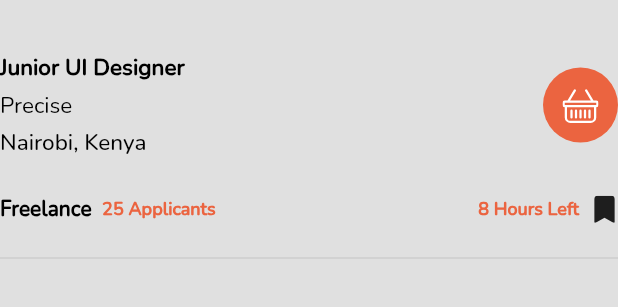
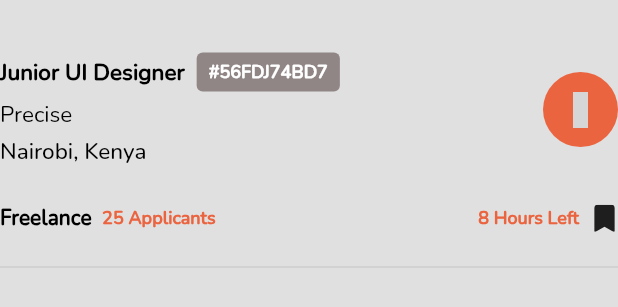
Before and after one commit to Karumaidoi/precise, a Flutter app: the JobWidget widget shown alone on an empty page, opened directly, on a phone screen of 412 x 824 dp. Shown: the top 307 px of the screen. Run offline on Flutter 3.47's test engine with Material 2 defaults, Android fonts, the phone set to English and light mode, and no system bars; our stand-ins replace another_flushbar, bootstrap_icons, flutter_vector_icons, lottie, pinput, salomon_bottom_bar and 1 more; missing offline and left inert: cupertino_onboarding, spring_button; accounts and stored records are empty; grey boxes are pictures that could not be loaded.

Commit message:
Added job id chip

```diff
--- a/lib/home/views/main_home.dart
+++ b/lib/home/views/main_home.dart
@@ -52,9 +52,9 @@ class _MainHomeState extends State<MainHome> {
               width: 4,
             ),
             Text.rich(
-              TextSpan(text: 'Find', children: [
+              TextSpan(text: 'Available', children: [
                 TextSpan(
-                    text: "Work",
+                    text: "Jobs",
                     style: TextStyle(color: Theme.of(context).primaryColor))
               ]),
               style: const TextStyle(
--- a/lib/home/views/pages/home_page.dart
+++ b/lib/home/views/pages/home_page.dart
@@ -37,16 +37,17 @@ class HomePage extends StatelessWidget {
                     location: 'Nairobi, Kenya',
                     type: 'Freelance',
                     icon: const Icon(
-                      BootstrapIcons.basket,
+                      Zocial.yelp,
                       color: Colors.white,
                     ),
                     numberApplications: '25',
                     time: '8',
                     isBookmarked: true,
                     color: Theme.of(context).primaryColor,
+                    id: '56FDJ74BD7',
                   ),
                   const JobWidget(
-                    jobTitle: 'Strategic Project Associate, East - Java',
+                    jobTitle: 'Strategic Project Associate',
                     company: 'Basemart',
                     location: 'Machakos, Kenya',
                     type: 'Contract',
@@ -58,6 +59,7 @@ class HomePage extends StatelessWidget {
                     time: '23',
                     isBookmarked: false,
                     color: Color(0xFFA0C3D2),
+                    id: '7HCB3VCHG',
                   ),
                   const JobWidget(
                     jobTitle: 'Junior Product Designer',
@@ -72,6 +74,7 @@ class HomePage extends StatelessWidget {
                     time: '6',
                     isBookmarked: true,
                     color: Color(0xFF658864),
+                    id: '08GT3BVFKSW',
                   ),
                   const JobWidget(
                     jobTitle: 'Graphic Designer',
@@ -86,6 +89,7 @@ class HomePage extends StatelessWidget {
                     time: '3',
                     isBookmarked: false,
                     color: Color(0xFFA75D5D),
+                    id: 'G23VDH2DH',
                   ),
                 ],
               ),
@@ -107,6 +111,7 @@ class JobWidget extends StatelessWidget {
   final String time;
   final bool isBookmarked;
   final Color color;
+  final String id;
   const JobWidget({
     Key? key,
     required this.jobTitle,
@@ -118,6 +123,7 @@ class JobWidget extends StatelessWidget {
     required this.time,
     required this.isBookmarked,
     required this.color,
+    required this.id,
   }) : super(key: key);
 
   @override
@@ -133,10 +139,33 @@ class JobWidget extends StatelessWidget {
                   Column(
                     crossAxisAlignment: CrossAxisAlignment.start,
                     children: [
-                      Text(
-                        jobTitle,
-                        style: const TextStyle(
-                            fontSize: 15, fontWeight: FontWeight.bold),
+                      Row(
+                        children: [
+                          Text(
+                            jobTitle,
+                            style: const TextStyle(
+                                fontSize: 15, fontWeight: FontWeight.bold),
+                          ),
+                          const SizedBox(
+                            width: 8,
+                          ),
+                          Container(
+                            padding: const EdgeInsets.symmetric(
+                                vertical: 5, horizontal: 8),
+                            decoration: BoxDecoration(
+                                borderRadius: BorderRadius.circular(4),
+                                color: const Color(0xFF1A0000).withOpacity(.4)),
+                            child: Center(
+                              child: Text(
+                                '#$id',
+                                style: const TextStyle(
+                                  fontWeight: FontWeight.bold,
+                                  color: Colors.white,
+                                ),
+                              ),
+                            ),
+                          )
+                        ],
                       ),
                       const SizedBox(
                         height: 5,
```
